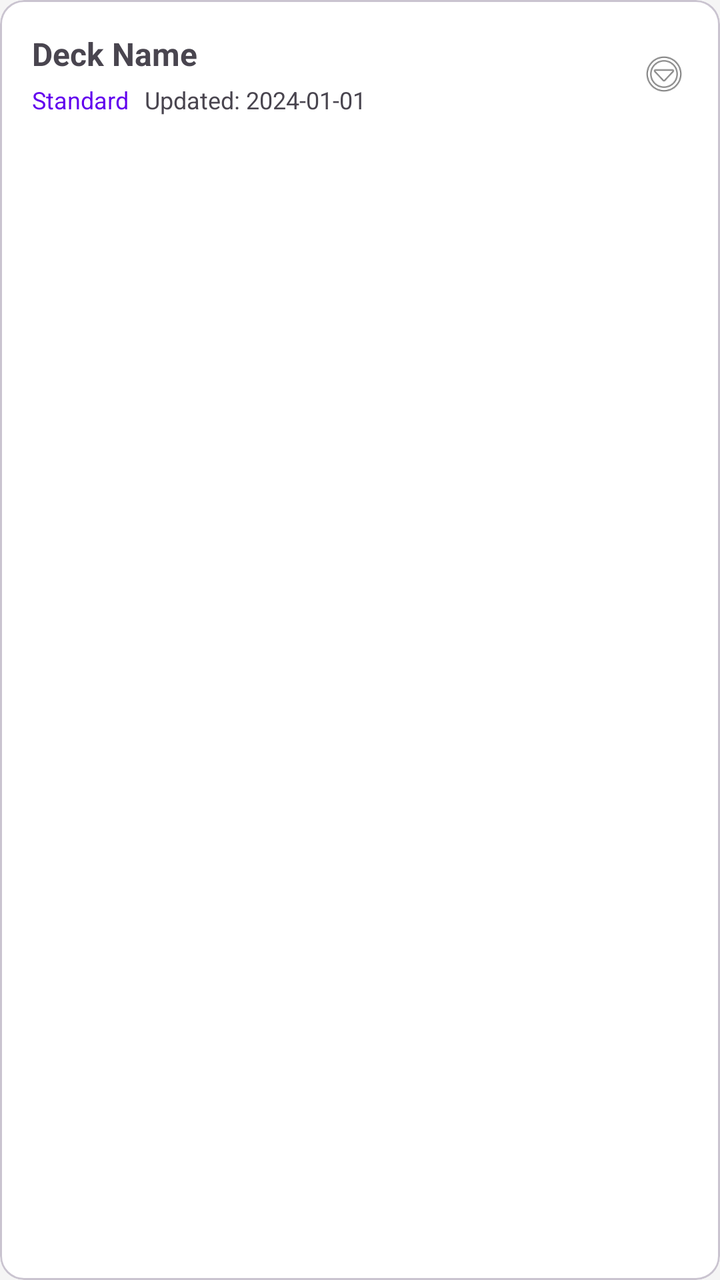
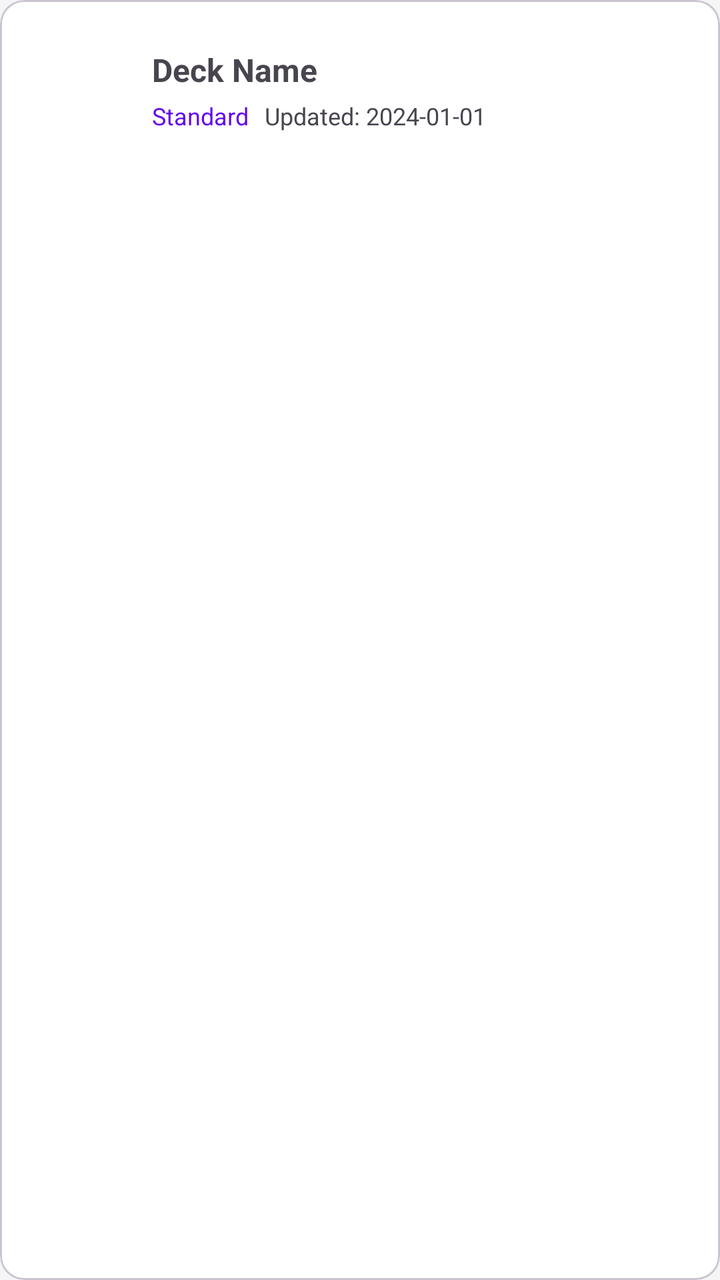

Screens rendered from an Android XML layout before and after an edit, with the pre-edit source and the edit as a unified diff.
<!-- AndroidManifest.xml: application theme Theme.ManaForge -->
<!-- res/layout/item_deck_list.xml -->
<?xml version="1.0" encoding="utf-8"?>
<com.google.android.material.card.MaterialCardView
    xmlns:android="http://schemas.android.com/apk/res/android"
    xmlns:app="http://schemas.android.com/apk/res-auto"
    android:layout_width="match_parent"
    android:layout_height="wrap_content"
    android:layout_marginHorizontal="8dp"
    android:layout_marginVertical="4dp"
    app:cardCornerRadius="12dp">

    <LinearLayout
        android:layout_width="match_parent"
        android:layout_height="wrap_content"
        android:orientation="horizontal"
        android:padding="16dp"
        android:gravity="center_vertical">

        <LinearLayout
            android:layout_width="0dp"
            android:layout_height="wrap_content"
            android:layout_weight="1"
            android:orientation="vertical">

            <TextView
                android:id="@+id/tvDeckName"
                android:layout_width="wrap_content"
                android:layout_height="wrap_content"
                android:text="Deck Name"
                android:textSize="16sp"
                android:textStyle="bold" />

            <LinearLayout
                android:layout_width="wrap_content"
                android:layout_height="wrap_content"
                android:orientation="horizontal"
                android:layout_marginTop="4dp">

                <TextView
                    android:id="@+id/tvFormat"
                    android:layout_width="wrap_content"
                    android:layout_height="wrap_content"
                    android:text="Standard"
                    android:textSize="12sp"
                    android:textColor="?attr/colorPrimary"
                    android:layout_marginEnd="8dp" />

                <TextView
                    android:id="@+id/tvUpdatedAt"
                    android:layout_width="wrap_content"
                    android:layout_height="wrap_content"
                    android:text="Updated: 2024-01-01"
                    android:textSize="12sp"
                    android:textColor="?attr/colorOnSurfaceVariant" />
            </LinearLayout>

        </LinearLayout>

        <ImageView
            android:layout_width="24dp"
            android:layout_height="24dp"
            android:src="@android:drawable/ic_menu_more"
            android:contentDescription="Deck options" />

    </LinearLayout>

</com.google.android.material.card.MaterialCardView>
<!-- resources referenced by this layout -->
<resources>
  <style name="Theme.ManaForge" parent="Theme.Material3.DayNight.NoActionBar">
          <item name="colorPrimary">@color/manaforge_primary</item>
          <item name="colorPrimaryVariant">@color/manaforge_primary_variant</item>
          <item name="colorSecondary">@color/manaforge_secondary</item>
          <item name="colorSurface">@color/surface</item>
          <item name="android:colorBackground">@color/background</item>
      </style>
  <color name="manaforge_primary">#6200EE</color>
  <color name="manaforge_primary_variant">#3700B3</color>
  <color name="manaforge_secondary">#03DAC6</color>
  <color name="surface">#FFFFFF</color>
  <color name="background">#F5F5F5</color>
</resources>

<!-- the commit's change to res/layout/item_deck_list.xml (unified diff, before → after) -->
@@ -12,14 +12,21 @@
         android:layout_width="match_parent"
         android:layout_height="wrap_content"
         android:orientation="horizontal"
-        android:padding="16dp"
         android:gravity="center_vertical">
+
+        <ImageView
+            android:id="@+id/imgDeckCover"
+            android:layout_width="64dp"
+            android:layout_height="90dp"
+            android:scaleType="centerCrop"
+            android:contentDescription="Deck cover" />
 
         <LinearLayout
             android:layout_width="0dp"
             android:layout_height="wrap_content"
             android:layout_weight="1"
-            android:orientation="vertical">
+            android:orientation="vertical"
+            android:padding="12dp">
 
             <TextView
                 android:id="@+id/tvDeckName"
@@ -51,16 +58,11 @@
                     android:text="Updated: 2024-01-01"
                     android:textSize="12sp"
                     android:textColor="?attr/colorOnSurfaceVariant" />
+
             </LinearLayout>
 
         </LinearLayout>
 
-        <ImageView
-            android:layout_width="24dp"
-            android:layout_height="24dp"
-            android:src="@android:drawable/ic_menu_more"
-            android:contentDescription="Deck options" />
-
     </LinearLayout>
 
 </com.google.android.material.card.MaterialCardView>
